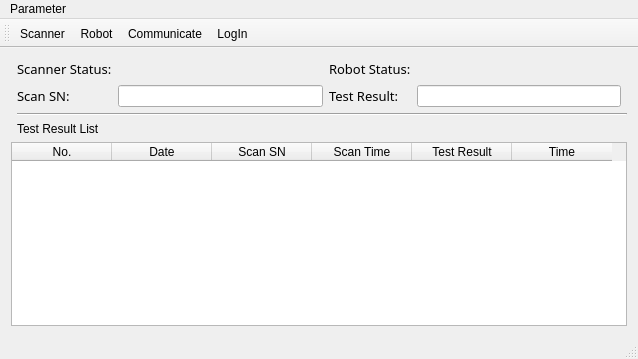
The window that ict_ur10.ui (eveningwyn/ICT_UR10) describes before a commit, drawn with Qt 5.
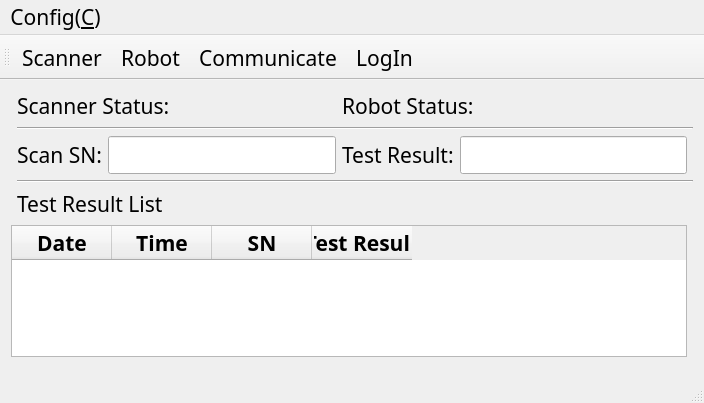
The same window after the commit. Icons and pictures are not drawn.

```diff
--- a/ict_ur10.ui
+++ b/ict_ur10.ui
@@ -6,38 +6,48 @@
    <rect>
     <x>0</x>
     <y>0</y>
-    <width>638</width>
-    <height>359</height>
+    <width>704</width>
+    <height>403</height>
    </rect>
   </property>
+  <property name="font">
+   <font>
+    <family>宋体</family>
+    <pointsize>16</pointsize>
+   </font>
+  </property>
   <property name="windowTitle">
    <string>ICT_UR10</string>
   </property>
-  <property name="toolButtonStyle">
-   <enum>Qt::ToolButtonTextBesideIcon</enum>
-  </property>
   <widget class="QWidget" name="centralWidget">
    <layout class="QGridLayout" name="gridLayout">
-    <item row="1" column="4">
-     <widget class="QLineEdit" name="lineEditResult">
-      <property name="readOnly">
-       <bool>true</bool>
+    <item row="3" column="1" colspan="5">
+     <widget class="Line" name="line">
+      <property name="orientation">
+       <enum>Qt::Horizontal</enum>
       </property>
      </widget>
     </item>
-    <item row="3" column="1" colspan="2">
+    <item row="1" column="1" colspan="5">
+     <widget class="Line" name="line_2">
+      <property name="orientation">
+       <enum>Qt::Horizontal</enum>
+      </property>
+     </widget>
+    </item>
+    <item row="4" column="1" colspan="2">
      <widget class="QLabel" name="labelResultList">
       <property name="text">
        <string>Test Result List</string>
       </property>
      </widget>
     </item>
-    <item row="1" column="1">
+    <item row="2" column="1">
      <widget class="QLabel" name="labelSN">
       <property name="font">
        <font>
         <family>黑体</family>
-        <pointsize>10</pointsize>
+        <pointsize>16</pointsize>
        </font>
       </property>
       <property name="text">
@@ -45,19 +55,12 @@
       </property>
      </widget>
     </item>
-    <item row="1" column="2">
-     <widget class="QLineEdit" name="lineEditSN">
-      <property name="readOnly">
-       <bool>true</bool>
-      </property>
-     </widget>
-    </item>
-    <item row="0" column="1">
+    <item row="0" column="1" colspan="2">
      <widget class="QLabel" name="labelScanStatus">
       <property name="font">
        <font>
         <family>黑体</family>
-        <pointsize>10</pointsize>
+        <pointsize>16</pointsize>
        </font>
       </property>
       <property name="text">
@@ -65,38 +68,19 @@
       </property>
      </widget>
     </item>
-    <item row="0" column="2">
-     <spacer name="horizontalSpacer_3">
-      <property name="orientation">
-       <enum>Qt::Horizontal</enum>
-      </property>
-      <property name="sizeHint" stdset="0">
-       <size>
-        <width>40</width>
-        <height>20</height>
-       </size>
-      </property>
-     </spacer>
-    </item>
-    <item row="0" column="3">
-     <widget class="QLabel" name="labelRobotStatus">
-      <property name="font">
-       <font>
-        <family>黑体</family>
-        <pointsize>10</pointsize>
-       </font>
-      </property>
-      <property name="text">
-       <string>Robot Status:</string>
+    <item row="2" column="2">
+     <widget class="QLineEdit" name="lineEditSN">
+      <property name="readOnly">
+       <bool>true</bool>
       </property>
      </widget>
     </item>
-    <item row="1" column="3">
+    <item row="2" column="3">
      <widget class="QLabel" name="labelResult">
       <property name="font">
        <font>
         <family>黑体</family>
-        <pointsize>10</pointsize>
+        <pointsize>16</pointsize>
        </font>
       </property>
       <property name="text">
@@ -104,74 +88,139 @@
       </property>
      </widget>
     </item>
-    <item row="0" column="4" colspan="2">
-     <spacer name="horizontalSpacer_2">
-      <property name="orientation">
-       <enum>Qt::Horizontal</enum>
+    <item row="2" column="4">
+     <widget class="QLineEdit" name="lineEditResult">
+      <property name="readOnly">
+       <bool>true</bool>
       </property>
-      <property name="sizeHint" stdset="0">
-       <size>
-        <width>40</width>
-        <height>20</height>
-       </size>
-      </property>
-     </spacer>
+     </widget>
     </item>
-    <item row="2" column="1" colspan="5">
-     <widget class="Line" name="line">
-      <property name="orientation">
-       <enum>Qt::Horizontal</enum>
+    <item row="0" column="3" colspan="2">
+     <widget class="QLabel" name="labelRobotStatus">
+      <property name="font">
+       <font>
+        <family>黑体</family>
+        <pointsize>16</pointsize>
+       </font>
       </property>
+      <property name="text">
+       <string>Robot Status:</string>
+      </property>
      </widget>
     </item>
-    <item row="4" column="0" colspan="6">
+    <item row="5" column="0" colspan="5">
      <widget class="QTableWidget" name="tableWidgetResultList">
-      <column>
-       <property name="text">
-        <string>No.</string>
-       </property>
-      </column>
+      <property name="editTriggers">
+       <set>QAbstractItemView::NoEditTriggers</set>
+      </property>
       <column>
        <property name="text">
         <string>Date</string>
        </property>
-      </column>
-      <column>
-       <property name="text">
-        <string>Scan SN</string>
+       <property name="font">
+        <font>
+         <family>宋体</family>
+         <pointsize>16</pointsize>
+         <weight>75</weight>
+         <bold>true</bold>
+        </font>
        </property>
-      </column>
-      <column>
-       <property name="text">
-        <string>Scan Time</string>
-       </property>
-      </column>
-      <column>
-       <property name="text">
-        <string>Test Result</string>
+       <property name="textAlignment">
+        <set>AlignCenter</set>
        </property>
       </column>
       <column>
        <property name="text">
         <string>Time</string>
        </property>
+       <property name="font">
+        <font>
+         <family>宋体</family>
+         <pointsize>16</pointsize>
+         <weight>75</weight>
+         <bold>true</bold>
+        </font>
+       </property>
+       <property name="textAlignment">
+        <set>AlignCenter</set>
+       </property>
+      </column>
+      <column>
+       <property name="text">
+        <string>SN</string>
+       </property>
+       <property name="font">
+        <font>
+         <family>宋体</family>
+         <pointsize>16</pointsize>
+         <weight>75</weight>
+         <bold>true</bold>
+        </font>
+       </property>
+       <property name="textAlignment">
+        <set>AlignCenter</set>
+       </property>
+      </column>
+      <column>
+       <property name="text">
+        <string>Test Result</string>
+       </property>
+       <property name="font">
+        <font>
+         <family>宋体</family>
+         <pointsize>16</pointsize>
+         <weight>75</weight>
+         <bold>true</bold>
+        </font>
+       </property>
+       <property name="textAlignment">
+        <set>AlignCenter</set>
+       </property>
       </column>
      </widget>
     </item>
    </layout>
   </widget>
+  <widget class="QStatusBar" name="mainStatusbar"/>
+  <widget class="QToolBar" name="toolBar">
+   <property name="windowTitle">
+    <string>toolBar</string>
+   </property>
+   <property name="toolButtonStyle">
+    <enum>Qt::ToolButtonTextBesideIcon</enum>
+   </property>
+   <attribute name="toolBarArea">
+    <enum>TopToolBarArea</enum>
+   </attribute>
+   <attribute name="toolBarBreak">
+    <bool>false</bool>
+   </attribute>
+   <addaction name="actionScanner"/>
+   <addaction name="actionRobot"/>
+   <addaction name="actionCommunication"/>
+   <addaction name="actionLogin"/>
+  </widget>
   <widget class="QMenuBar" name="menuBar">
    <property name="geometry">
     <rect>
      <x>0</x>
      <y>0</y>
-     <width>638</width>
-     <height>23</height>
+     <width>704</width>
+     <height>27</height>
     </rect>
    </property>
-   <widget class="QMenu" name="menuParameter">
+   <property name="nativeMenuBar">
+    <bool>true</bool>
+   </property>
+   <widget class="QMenu" name="menuC_C">
+    <property name="contextMenuPolicy">
+     <enum>Qt::ActionsContextMenu</enum>
+    </property>
     <property name="title">
-     <string>Parameter</string>
+     <string>Config(&amp;C)</string>
+    </property>
+    <property name="toolTipsVisible">
+     <bool>true</bool>
     </property>
     <addaction name="actionScanner"/>
     <addaction name="actionRobot"/>
@@ -179,23 +228,7 @@
     <addaction name="actionCommunication"/>
     <addaction name="actionLogin"/>
    </widget>
-   <addaction name="menuParameter"/>
-  </widget>
-  <widget class="QStatusBar" name="statusBar"/>
-  <widget class="QToolBar" name="toolBar">
-   <property name="windowTitle">
-    <string>toolBar</string>
-   </property>
-   <attribute name="toolBarArea">
-    <enum>TopToolBarArea</enum>
-   </attribute>
-   <attribute name="toolBarBreak">
-    <bool>false</bool>
-   </attribute>
-   <addaction name="actionScanner"/>
-   <addaction name="actionRobot"/>
-   <addaction name="actionCommunication"/>
-   <addaction name="actionLogin"/>
+   <addaction name="menuC_C"/>
   </widget>
   <action name="actionScanner">
    <property name="icon">
```
Left out of the diff: 6 changed lines with no effect on the pictures.
